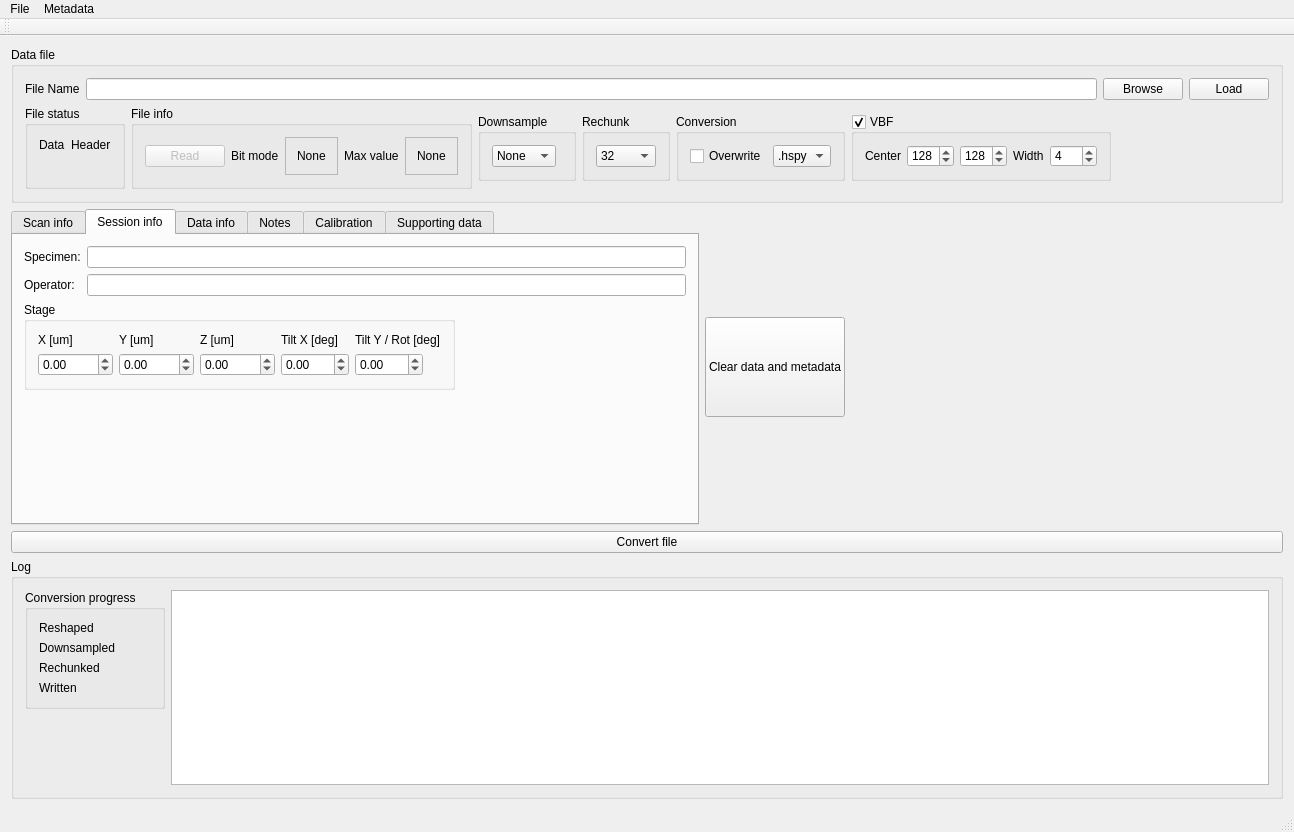
This is mib2hspy/gui/source/QTCmib2hspy/mainwindow.ui in TEM-Gemini-Centre/mib2hspy as Qt 5 draws it before an edit. The edited form follows.
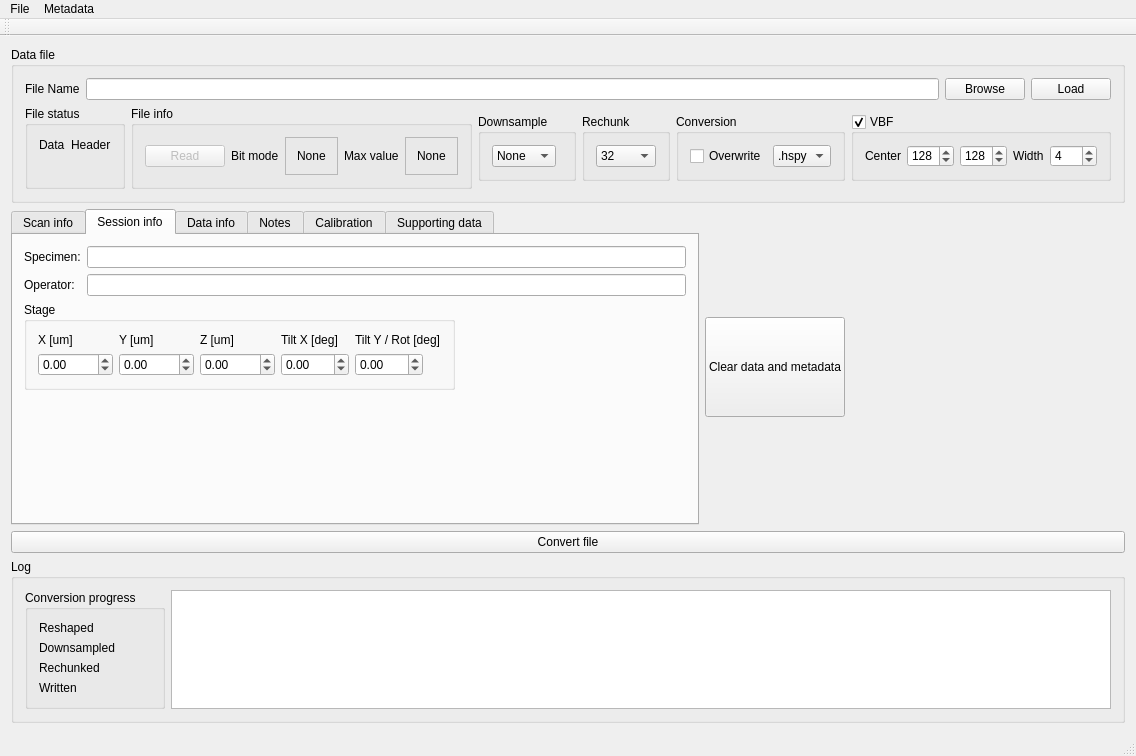
This is the edited form. The open tabs and pages were chosen to show the change. Icons and pictures are not drawn. Custom widgets are drawn as their Qt base class.

The edit to the form file:
```diff
--- a/mib2hspy/gui/source/QTCmib2hspy/mainwindow.ui
+++ b/mib2hspy/gui/source/QTCmib2hspy/mainwindow.ui
@@ -9,8 +9,8 @@
    <rect>
     <x>0</x>
     <y>0</y>
-    <width>1294</width>
-    <height>832</height>
+    <width>1120</width>
+    <height>747</height>
    </rect>
   </property>
   <property name="windowTitle">
@@ -1758,8 +1758,8 @@
     <rect>
      <x>0</x>
      <y>0</y>
-     <width>1294</width>
-     <height>26</height>
+     <width>1120</width>
+     <height>21</height>
     </rect>
    </property>
    <widget class="QMenu" name="menuFile">
```
Left out of the diff: 2 changed lines with no effect on the pictures.
